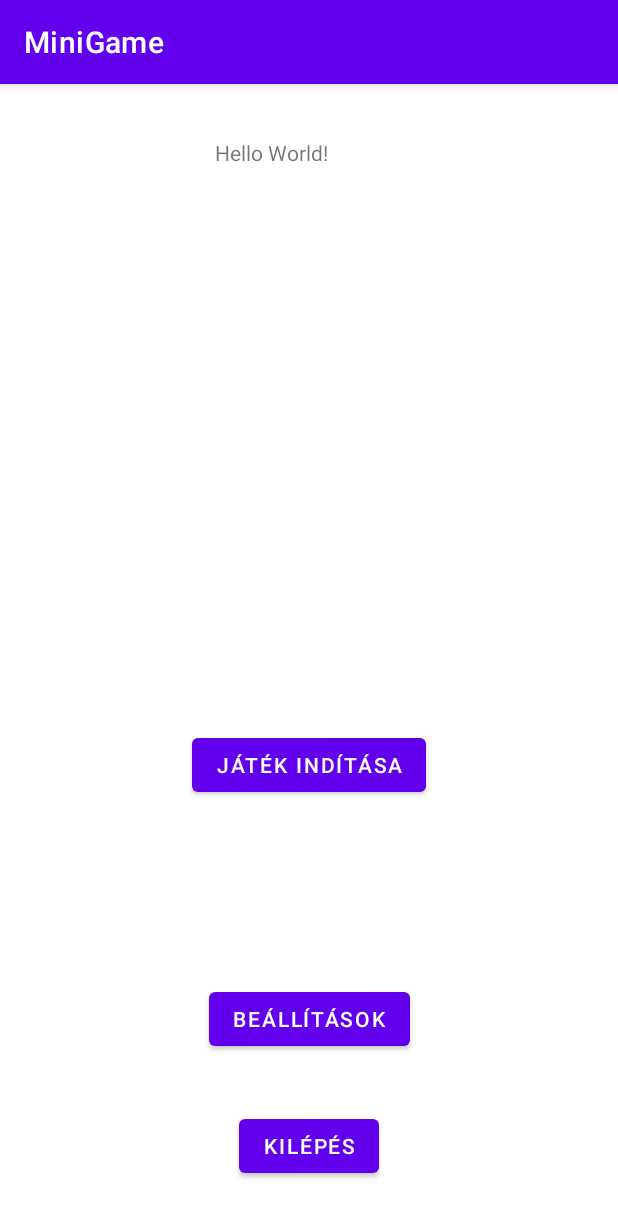
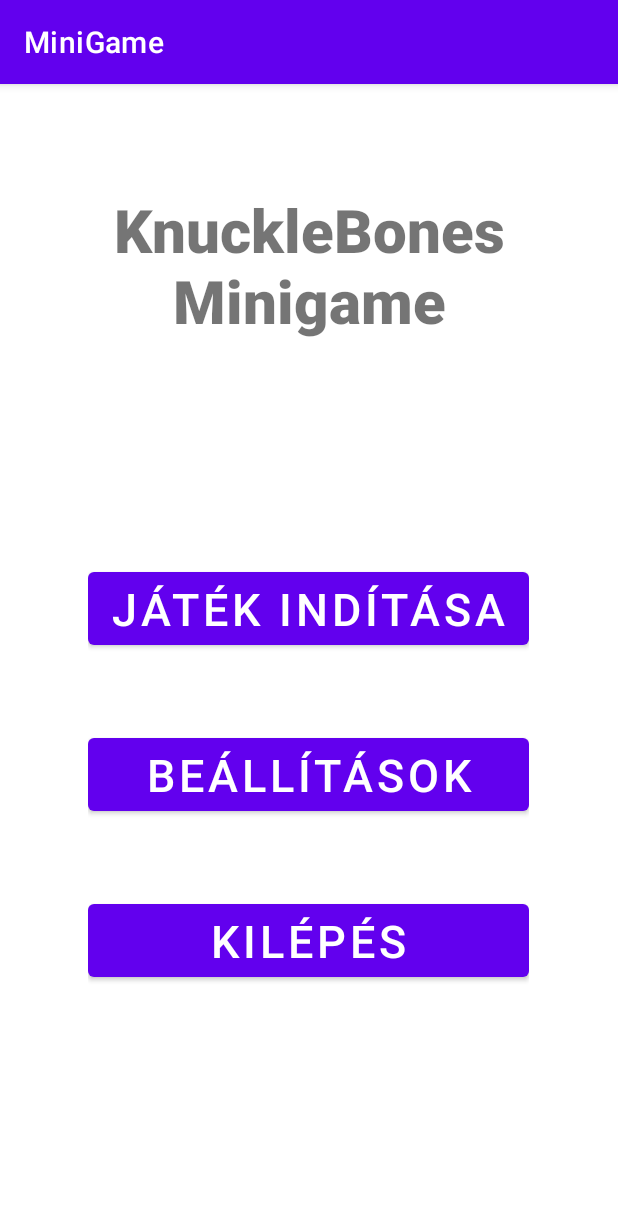
Before and after one commit to CsonkaDavid/Alberlet-Mini-Project, an Android app: the screen it shows after launch (MainActivity), on a phone screen of 412 x 824 dp. Shown: the top 1217 px of the screen. Run offline under Robolectric (Android 15) with nearby library versions, the phone set to English and light mode, and no system bars.

Commit message:
Főmenü gombjainak elkészítése

```diff
--- a/app/app/src/main/res/layout/activity_main.xml
+++ b/app/app/src/main/res/layout/activity_main.xml
@@ -1,54 +1,69 @@
 <?xml version="1.0" encoding="utf-8"?>
-<androidx.constraintlayout.widget.ConstraintLayout xmlns:android="http://schemas.android.com/apk/res/android"
-    xmlns:app="http://schemas.android.com/apk/res-auto"
+<LinearLayout xmlns:android="http://schemas.android.com/apk/res/android"
     xmlns:tools="http://schemas.android.com/tools"
     android:layout_width="match_parent"
     android:layout_height="match_parent"
+    android:orientation="vertical"
+    android:gravity="center_horizontal"
     tools:context=".gui.MainActivity">
 
     <TextView
         android:id="@+id/textView"
-        android:layout_width="125dp"
-        android:layout_height="51dp"
-        android:text="Hello World!"
-        app:layout_constraintBottom_toBottomOf="parent"
-        app:layout_constraintEnd_toEndOf="parent"
-        app:layout_constraintStart_toStartOf="parent"
-        app:layout_constraintTop_toTopOf="parent"
-        app:layout_constraintVertical_bias="0.05" />
+        android:layout_width="wrap_content"
+        android:layout_height="119dp"
+        android:layout_marginTop="70sp"
+        android:layout_marginBottom="50sp"
+        android:fontFamily="sans-serif-black"
+        android:text="KnuckleBones Minigame"
+        android:textAlignment="center"
+        android:textSize="40sp" />
+
+    <TableLayout
+        android:layout_marginTop="80sp"
+        android:layout_width="wrap_content"
+        android:layout_height="wrap_content" >
+
+        <TableRow
+            android:layout_width="wrap_content"
+            android:layout_height="wrap_content" >
 
             <Button
                 android:id="@+id/game_start"
                 android:layout_width="wrap_content"
                 android:layout_height="wrap_content"
-        android:layout_marginTop="52dp"
-        android:onClick="onGameStartButtonClick"
                 android:text="Játék indítása"
-        app:layout_constraintBottom_toBottomOf="parent"
-        app:layout_constraintEnd_toEndOf="parent"
-        app:layout_constraintStart_toStartOf="parent"
-        app:layout_constraintTop_toBottomOf="@+id/textView" />
+                android:textSize="30sp"
+                android:onClick="onGameStartButtonClick"/>
+        </TableRow>
+
+        <TableRow
+            android:layout_marginTop="50sp"
+            android:layout_width="wrap_content"
+            android:layout_height="wrap_content" >
 
             <Button
                 android:id="@+id/settings"
                 android:layout_width="wrap_content"
                 android:layout_height="wrap_content"
-        android:onClick="onSettingsButtonClick"
                 android:text="Beállítások"
-        app:layout_constraintBottom_toBottomOf="parent"
-        app:layout_constraintEnd_toEndOf="parent"
-        app:layout_constraintStart_toStartOf="parent"
-        app:layout_constraintTop_toBottomOf="@+id/game_start" />
+                android:textSize="30sp"
+                android:onClick="onSettingsButtonClick"/>
+        </TableRow>
+        <TableRow
+            android:layout_marginTop="50sp"
+            android:layout_width="wrap_content"
+            android:layout_height="wrap_content" >
 
             <Button
                 android:id="@+id/quit"
                 android:layout_width="wrap_content"
                 android:layout_height="wrap_content"
-        android:onClick="onQuitButtonClick"
                 android:text="Kilépés"
-        app:layout_constraintBottom_toBottomOf="parent"
-        app:layout_constraintEnd_toEndOf="parent"
-        app:layout_constraintStart_toStartOf="parent"
-        app:layout_constraintTop_toBottomOf="@+id/settings" />
+                android:textSize="30sp"
+                android:onClick="onQuitButtonClick"/>
+        </TableRow>
+    </TableLayout>
 
-</androidx.constraintlayout.widget.ConstraintLayout>
+
+
+</LinearLayout>
```
Lines whose indentation alone changed are shown as unchanged.
